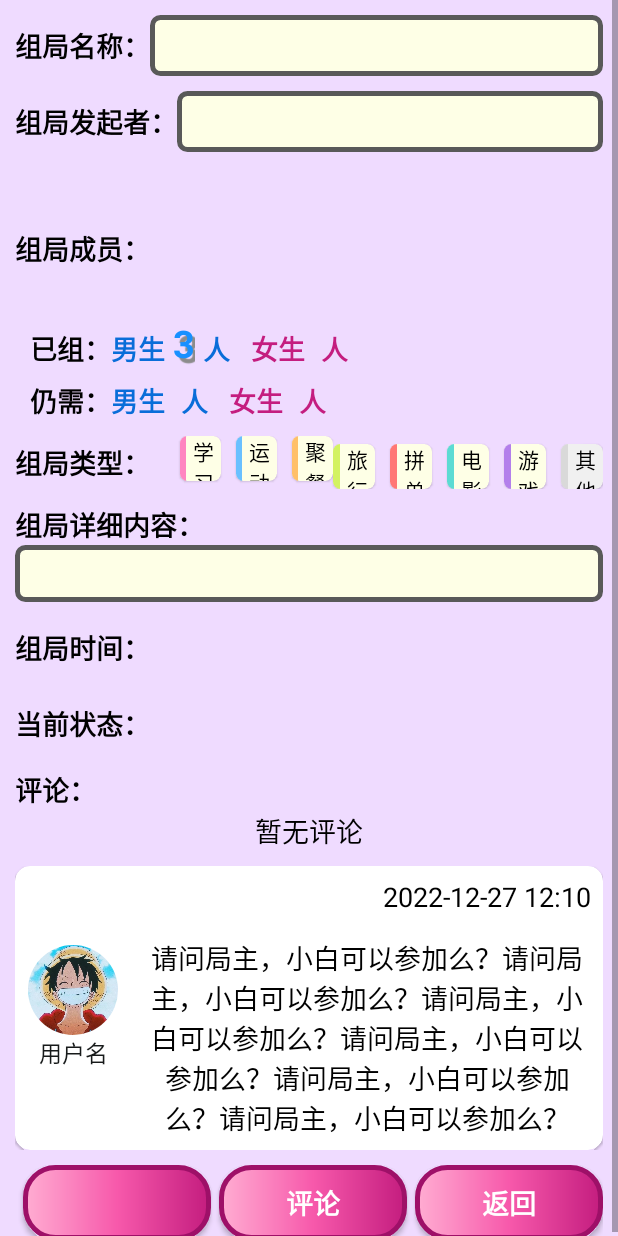
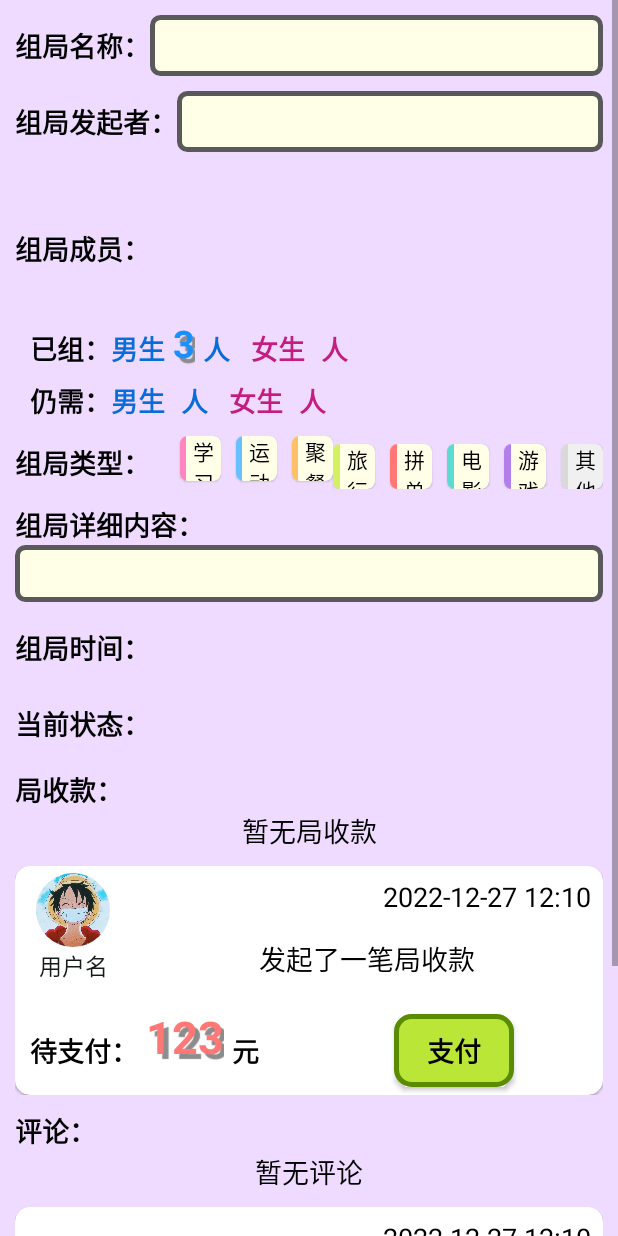
Before and after one commit to yufoo1/Hangyou, an Android app: the layout fragment_group_detail.xml on its own in the app's theme, with its tools: preview values and no code run, on a phone screen of 412 x 824 dp. Run offline under Robolectric (Android 15) with nearby library versions, the phone set to English and light mode, and no system bars.

Commit message:
添加修改按钮+添加局收款功能

```diff
--- /dev/null
+++ b/app/src/main/res/drawable/button_light_lime.xml
@@ -0,0 +1,15 @@
+<?xml version="1.0" encoding="utf-8"?>
+<shape xmlns:android="http://schemas.android.com/apk/res/android">
+    <!--对按钮进行圆角化-->
+    <corners android:radius="10dp"/>
+    <!--设置按钮背景颜色
+    <solid android:color="@color/yellow_5"/>-->
+    <!--stroke是按钮边框的线条-->
+    <stroke
+        android:width="3dp"
+        android:color="@color/lime_8"/>
+    <gradient
+        android:startColor="@color/lime_5"
+        android:centerColor="@color/lime_5"
+        android:endColor="@color/lime_5"/>
+</shape>
--- /dev/null
+++ b/app/src/main/res/layout/collect_money_other.xml
@@ -0,0 +1,128 @@
+<?xml version="1.0" encoding="utf-8"?>
+<LinearLayout xmlns:android="http://schemas.android.com/apk/res/android"
+    xmlns:app="http://schemas.android.com/apk/res-auto"
+    xmlns:tools="http://schemas.android.com/tools"
+    android:layout_width="match_parent"
+    android:layout_height="match_parent"
+    android:orientation="vertical">
+
+    <LinearLayout
+        android:layout_width="match_parent"
+        android:layout_height="wrap_content"
+        android:orientation="horizontal"
+        android:baselineAligned="false">
+
+        <LinearLayout
+            android:layout_weight="1"
+            android:layout_width="0dp"
+            android:layout_height="match_parent"
+            android:orientation="vertical"
+            android:gravity="center"
+            app:layout_constraintTop_toTopOf="parent">
+            <com.example.hangyou.ui.home.CircleImageView
+                android:layout_width="50dp"
+                android:layout_height="50dp"
+                android:layout_gravity="center"
+                android:src="@drawable/head_portrait">
+            </com.example.hangyou.ui.home.CircleImageView>
+            <TextView
+                android:id="@+id/comment_username"
+                android:layout_width="match_parent"
+                android:layout_height="wrap_content"
+                android:text="用户名"
+                android:textColor="#171A1A"
+                android:textSize="15sp"
+                android:gravity="center">
+            </TextView>
+        </LinearLayout>
+
+        <LinearLayout
+            android:layout_weight="4"
+            android:layout_width="0dp"
+            android:layout_height="match_parent"
+            android:orientation="vertical"
+            android:gravity="center">
+            <TextView
+                android:id="@+id/collect_money_time"
+                android:layout_width="match_parent"
+                android:layout_height="40dp"
+                android:gravity="right"
+                android:padding="8dp"
+                android:text="2022-12-27 12:10"
+                android:textColor="@color/gray_13"
+                android:textSize="18sp" />
+
+            <TextView
+                android:id="@+id/comment_content"
+                android:layout_width="match_parent"
+                android:layout_height="match_parent"
+                android:gravity="center"
+                android:padding="8dp"
+                android:text="发起了一笔局收款"
+                android:textColor="@color/gray_13"
+                android:textSize="18sp" />
+        </LinearLayout>
+    </LinearLayout>
+
+    <LinearLayout
+        android:layout_width="match_parent"
+        android:layout_height="wrap_content"
+        android:orientation="horizontal"
+        android:layout_marginStart="10dp"
+        android:layout_marginEnd="10dp"
+        android:layout_marginTop="10dp">
+
+        <TextView
+            android:layout_width="wrap_content"
+            android:layout_height="match_parent"
+            android:text="待支付："
+            android:textStyle="bold"
+            android:textColor="@color/gray_13"
+            android:textSize="18sp"
+            android:gravity="center">
+        </TextView>
+
+        <TextView
+            android:id="@+id/need_pay_money"
+            android:layout_width="wrap_content"
+            android:layout_height="match_parent"
+            android:layout_marginStart="5dp"
+            android:text="123"
+            android:textStyle="bold"
+            android:textColor="@color/red_4"
+            android:textSize="30sp"
+            android:gravity="top"
+            android:shadowColor="@color/gray_7"
+            android:shadowRadius="0.1"
+            android:shadowDx="5"
+            android:shadowDy="5">
+        </TextView>
+
+        <TextView
+            android:layout_width="wrap_content"
+            android:layout_height="match_parent"
+            android:layout_marginStart="5dp"
+            android:text="元"
+            android:textStyle="bold"
+            android:textColor="@color/gray_13"
+            android:textSize="18sp"
+            android:gravity="center">
+        </TextView>
+
+        <Button
+            android:id="@+id/change_time"
+            android:layout_width="80dp"
+            android:layout_height="match_parent"
+            android:layout_marginStart="90dp"
+            android:layout_marginTop="5dp"
+            android:layout_marginBottom="5dp"
+            android:text="支付"
+            android:textSize="18sp"
+            android:textStyle="bold"
+            android:textColor="@color/gray_13"
+            android:background="@drawable/button_light_lime">
+        </Button>
+
+    </LinearLayout>
+
+</LinearLayout>
--- a/app/src/main/res/layout/fragment_group_detail.xml
+++ b/app/src/main/res/layout/fragment_group_detail.xml
@@ -518,11 +518,63 @@
             </LinearLayout>
 
             <LinearLayout
+                android:id="@+id/group_detail_page_money"
+                android:layout_width="match_parent"
+                android:layout_height="wrap_content"
+                android:orientation="vertical"
+                app:layout_constraintTop_toBottomOf="@id/group_detail_page_status"
+                android:layout_marginStart="10dp"
+                android:layout_marginEnd="10dp"
+                android:layout_marginTop="10dp">
+
+                <TextView
+                    android:layout_width="wrap_content"
+                    android:layout_height="match_parent"
+                    android:text="局收款："
+                    android:textStyle="bold"
+                    android:textColor="@color/gray_13"
+                    android:textSize="18sp"
+                    android:gravity="bottom">
+                </TextView>
+
+                <TextView
+                    android:layout_width="match_parent"
+                    android:layout_height="match_parent"
+                    android:text="暂无局收款"
+                    android:textColor="@color/gray_13"
+                    android:textSize="18sp"
+                    android:gravity="center">
+                </TextView>
+
+                <ListView
+                    android:layout_width="match_parent"
+                    android:layout_height="wrap_content"
+                    android:layout_marginTop="10dp"
+                    android:id="@+id/money_list"
+                    app:layout_constraintBottom_toBottomOf="parent"
+                    app:layout_constraintVertical_bias="1.0"
+                    tools:layout_editor_absoluteX="0dp">
+                </ListView>
+
+                <!-- 以下为示例效果 -->
+                <com.google.android.material.card.MaterialCardView
+                    android:layout_width="match_parent"
+                    android:layout_height="wrap_content"
+                    android:clickable="true"
+                    android:focusable="true"
+                    app:cardCornerRadius="10dp"
+                    app:layout_constraintTop_toTopOf="parent">
+
+                    <include layout="@layout/collect_money_other" />
+                </com.google.android.material.card.MaterialCardView>
+            </LinearLayout>
+
+            <LinearLayout
                 android:id="@+id/group_detail_page_comment"
                 android:layout_width="match_parent"
                 android:layout_height="wrap_content"
                 android:orientation="vertical"
-                app:layout_constraintTop_toBottomOf="@id/group_detail_page_date"
+                app:layout_constraintTop_toBottomOf="@id/group_detail_page_money"
                 android:layout_marginStart="10dp"
                 android:layout_marginEnd="10dp"
                 android:layout_marginTop="10dp">
```
Also changed, not shown: app/src/main/res/drawable/button_light_green.xml (added, +15 -0 lines), app/src/main/res/layout/collect_money_init.xml (added, +213 -0 lines), app/src/main/res/layout/fragment_group_detail_init.xml (+66 -1 lines).
